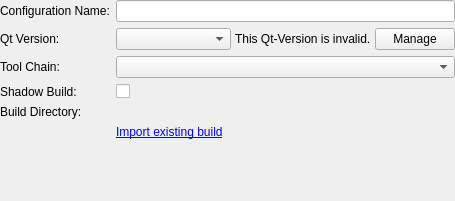
Qt form src/plugins/qt4projectmanager/qt4projectconfigwidget.ui (qt-creator/qt-creator) before a commit.
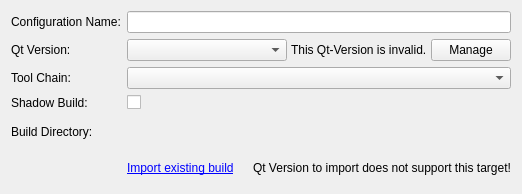
The same form after that commit. Icons and pictures are not drawn. Custom widgets are drawn as their Qt base class.

Commit message: Warn on import of a build into a wrong target

```diff
--- a/src/plugins/qt4projectmanager/qt4projectconfigwidget.ui
+++ b/src/plugins/qt4projectmanager/qt4projectconfigwidget.ui
@@ -6,15 +6,19 @@
    <rect>
     <x>0</x>
     <y>0</y>
-    <width>455</width>
-    <height>201</height>
+    <width>487</width>
+    <height>194</height>
    </rect>
   </property>
-  <layout class="QFormLayout" name="formLayout">
-   <property name="margin">
-    <number>0</number>
-   </property>
-   <item row="1" column="1">
+  <layout class="QGridLayout" name="gridLayout">
+   <item row="0" column="0">
+    <widget class="QLabel" name="nameLabel">
+     <property name="text">
+      <string>Configuration Name:</string>
+     </property>
+    </widget>
+   </item>
+   <item row="0" column="1">
     <widget class="QLineEdit" name="nameLineEdit">
      <property name="sizePolicy">
       <sizepolicy hsizetype="Expanding" vsizetype="Fixed">
@@ -24,7 +28,7 @@
      </property>
     </widget>
    </item>
-   <item row="2" column="0">
+   <item row="1" column="0">
     <widget class="QLabel" name="qtVersionLabel">
      <property name="sizePolicy">
       <sizepolicy hsizetype="Maximum" vsizetype="Preferred">
@@ -37,7 +41,7 @@
      </property>
     </widget>
    </item>
-   <item row="2" column="1">
+   <item row="1" column="1">
     <layout class="QHBoxLayout" name="horizontalLayout">
      <property name="spacing">
       <number>4</number>
@@ -74,21 +78,31 @@
      </item>
     </layout>
    </item>
-   <item row="6" column="0">
+   <item row="2" column="0">
+    <widget class="QLabel" name="label_2">
+     <property name="text">
+      <string>Tool Chain:</string>
+     </property>
+    </widget>
+   </item>
+   <item row="2" column="1">
+    <widget class="QComboBox" name="toolChainComboBox"/>
+   </item>
+   <item row="3" column="0">
     <widget class="QLabel" name="label">
      <property name="text">
       <string>Shadow Build:</string>
      </property>
     </widget>
    </item>
-   <item row="6" column="1">
+   <item row="3" column="1">
     <widget class="QCheckBox" name="shadowBuildCheckBox">
      <property name="text">
       <string/>
      </property>
     </widget>
    </item>
-   <item row="7" column="0">
+   <item row="4" column="0">
     <widget class="QLabel" name="buildDirLabel">
      <property name="sizePolicy">
       <sizepolicy hsizetype="Preferred" vsizetype="Preferred">
@@ -101,7 +115,7 @@
      </property>
     </widget>
    </item>
-   <item row="7" column="1">
+   <item row="4" column="1">
     <widget class="Utils::PathChooser" name="shadowBuildDirEdit" native="true">
      <property name="sizePolicy">
       <sizepolicy hsizetype="Expanding" vsizetype="Preferred">
@@ -111,7 +125,9 @@
      </property>
     </widget>
    </item>
-   <item row="8" column="1">
+   <item row="5" column="1">
+    <layout class="QHBoxLayout" name="horizontalLayout_2">
+     <item>
     <widget class="QLabel" name="importLabel">
      <property name="text">
       <string>&lt;a href=&quot;import&quot;&gt;Import existing build&lt;/a&gt;</string>
@@ -121,22 +137,34 @@
      </property>
     </widget>
    </item>
-   <item row="1" column="0">
-    <widget class="QLabel" name="nameLabel">
-     <property name="text">
-      <string>Configuration Name:</string>
+     <item>
+      <widget class="QLabel" name="importWarningLabel">
+       <property name="pixmap">
+        <pixmap resource="../projectexplorer/projectexplorer.qrc">:/projectexplorer/images/compile_warning.png</pixmap>
      </property>
     </widget>
    </item>
-   <item row="5" column="1">
-    <widget class="QComboBox" name="toolChainComboBox"/>
-   </item>
-   <item row="5" column="0">
-    <widget class="QLabel" name="label_2">
+     <item>
+      <widget class="QLabel" name="importProblemLabel">
      <property name="text">
-      <string>Tool Chain:</string>
-     </property>
-    </widget>
+        <string>Qt Version to import does not support this target!</string>
+       </property>
+      </widget>
+     </item>
+     <item>
+      <spacer name="horizontalSpacer">
+       <property name="orientation">
+        <enum>Qt::Horizontal</enum>
+       </property>
+       <property name="sizeHint" stdset="0">
+        <size>
+         <width>40</width>
+         <height>20</height>
+        </size>
+       </property>
+      </spacer>
+     </item>
+    </layout>
    </item>
   </layout>
  </widget>
```
Left out of the diff: 4 changed lines with no effect on the pictures. Lines whose indentation alone changed are shown as unchanged. The commit also changes 1 other file.
